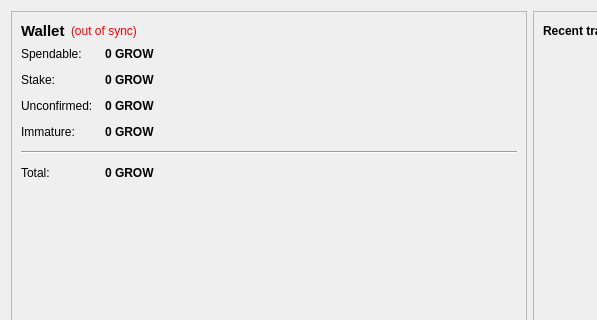
Old version of the form src/qt/forms/overviewpage.ui in the repository SoonCoin/Corgicoinnew; both pictures show x 0 to 597 and y 0 to 320 of the 1059 by 674 pixel window.
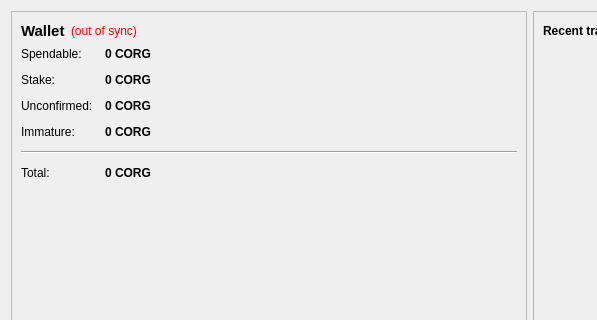
New version of the form. Icons and pictures are not drawn.

Commit message: renamed mismatched name

Patch:
```diff
--- a/src/qt/forms/overviewpage.ui
+++ b/src/qt/forms/overviewpage.ui
@@ -105,7 +105,7 @@
              <string>Your current spendable balance</string>
             </property>
             <property name="text">
-             <string notr="true">0 GROW</string>
+             <string notr="true">0 CORG</string>
             </property>
             <property name="textInteractionFlags">
              <set>Qt::LinksAccessibleByMouse|Qt::TextSelectableByKeyboard|Qt::TextSelectableByMouse</set>
@@ -134,7 +134,7 @@
              <string>Total of coins that was staked, and do not yet count toward the current balance</string>
             </property>
             <property name="text">
-             <string notr="true">0 GROW</string>
+             <string notr="true">0 CORG</string>
             </property>
             <property name="textInteractionFlags">
              <set>Qt::LinksAccessibleByMouse|Qt::TextSelectableByKeyboard|Qt::TextSelectableByMouse</set>
@@ -163,7 +163,7 @@
              <string>Total of transactions that have yet to be confirmed, and do not yet count toward the current balance</string>
             </property>
             <property name="text">
-             <string notr="true">0 GROW</string>
+             <string notr="true">0 CORG</string>
             </property>
             <property name="textInteractionFlags">
              <set>Qt::LinksAccessibleByMouse|Qt::TextSelectableByKeyboard|Qt::TextSelectableByMouse</set>
@@ -189,7 +189,7 @@
              <string>Mined balance that has not yet matured</string>
             </property>
             <property name="text">
-             <string notr="true">0 GROW</string>
+             <string notr="true">0 CORG</string>
             </property>
             <property name="textInteractionFlags">
              <set>Qt::LinksAccessibleByMouse|Qt::TextSelectableByKeyboard|Qt::TextSelectableByMouse</set>
@@ -225,7 +225,7 @@
              <string>Your current total balance</string>
             </property>
             <property name="text">
-             <string notr="true">0 GROW</string>
+             <string notr="true">0 CORG</string>
             </property>
             <property name="textInteractionFlags">
              <set>Qt::LinksAccessibleByMouse|Qt::TextSelectableByKeyboard|Qt::TextSelectableByMouse</set>
```
